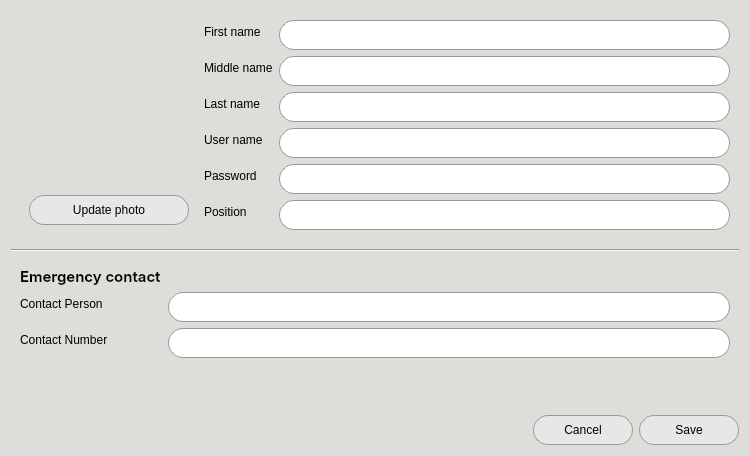
Above: CAI_PyQt/CAI_Admin/UI/FormAddNewUser.ui from CPG19040/CPG19040 before the change. Below: the same form after it.
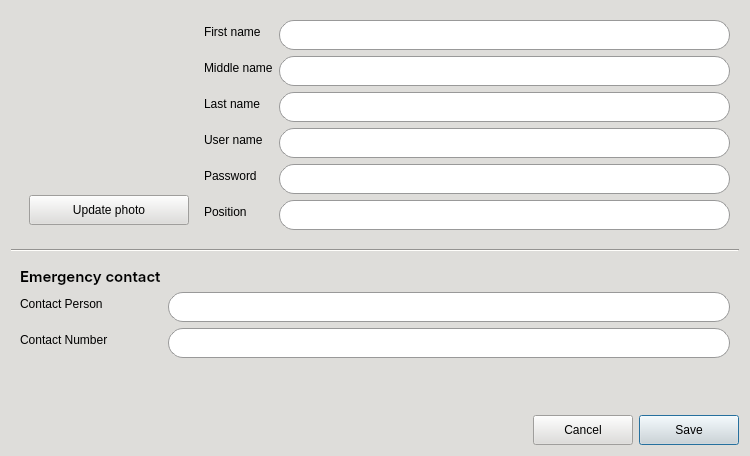
That is the form after the change. Icons and pictures are not drawn.

```diff
--- a/CAI_PyQt/CAI_Admin/UI/FormAddNewUser.ui
+++ b/CAI_PyQt/CAI_Admin/UI/FormAddNewUser.ui
@@ -31,16 +31,61 @@
 	color: black;
 }
 
-QPushButton {
+*[class=&quot;button-normal&quot;] {
 	font: 10pt &quot;Inter&quot;;
-	background-color: #e7e7e7;
+	background: qlineargradient(x1:0, y1:0, x2:0, y2:1, 
+                                stop:0 #ffffff, 
+                                stop:1 #d8ecf6);
 	color: black;
 	border-radius: 15px;
 	border: 1px solid rgb(154, 153, 150);
 }
 
-QPushButton:hover {
-	background-color: white;
+*[class=&quot;button-normal&quot;]:hover {
+	background: qlineargradient(x1:0, y1:0, x2:0, y2:1, 
+                                stop:0 #ffffff, 
+                                stop:1 #f2f6f8);
+}
+
+*[class=&quot;button-normal&quot;]:pressed {
+    background: qlineargradient(x1:0, y1:0, x2:0, y2:1, 
+                                stop:0 #dce5e9, 
+                                stop:1 #ffffff);
+}
+
+*[class=&quot;button-normal&quot;]:disabled {
+	background: #f5f5f5;
+	border: 1px solid #dcdcdc;
+	color: #aeaeae;
+}
+
+QPushButton[class=&quot;button-green&quot;] {
+	border: 1px solid #0a5128;
+    border-radius: 15px;
+    padding: 0px 10px 0px;
+    background: qlineargradient(x1:0, y1:0, x2:0, y2:1, 
+                                stop:0 #1ebd5d, 
+                                stop:1 #107f3f);
+    color: #FFF;
+    font: 10pt &quot;Inter SemiBold&quot;;
+}
+
+QPushButton[class=&quot;button-green&quot;]:hover {
+    background: qlineargradient(x1:0, y1:0, x2:0, y2:1, 
+                                stop:0 #2ecc71, 
+                                stop:1 #27AE60);
+}
+
+QPushButton[class=&quot;button-green&quot;]:pressed {
+    background: qlineargradient(x1:0, y1:0, x2:0, y2:1, 
+                                stop:0 #0b572a, 
+                                stop:1 #129046); 
+}
+
+QPushButton[class=&quot;button-green&quot;]:disabled {
+    background: #A5D6A7;
+    color: #E8F5E9;
+    opacity: 0.6;
 }
 
 QLineEdit {
```
Left out of the diff: 9 changed lines with no effect on the pictures.
